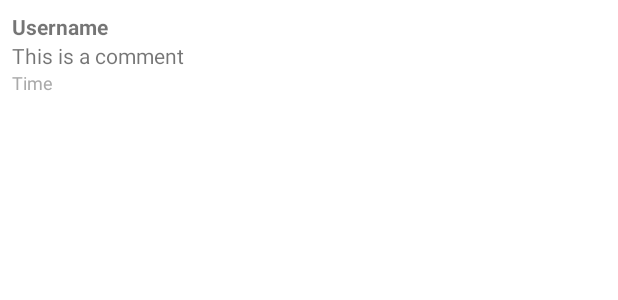
After one commit to Rui-Zhu1/TwitterClone, an Android app: the layout item_comment.xml on its own in the app's theme, with its tools: preview values and no code run, on a phone screen of 412 x 824 dp. The commit adds this screen. Shown: the top 300 px of the screen. Run offline under Robolectric (Android 15) with nearby library versions, the phone set to English and light mode, and no system bars.

Commit message:
Commit, Twitter Comment share

```diff
--- a/app/src/main/java/com/example/twitterclone/adapters/CommentAdapter.kt
+++ /dev/null
@@ -1,5 +0,0 @@
-package com.example.twitterclone.adapters
-
-class CommentAdapter {
-
-}
--- /dev/null
+++ b/app/src/main/res/layout/item_comment.xml
@@ -0,0 +1,32 @@
+<!-- item_comment.xml -->
+<LinearLayout xmlns:android="http://schemas.android.com/apk/res/android"
+    android:layout_width="match_parent"
+    android:layout_height="wrap_content"
+    android:orientation="vertical"
+    android:padding="8dp"
+    android:background="?android:attr/selectableItemBackground">
+
+    <!-- Username Text -->
+    <TextView
+        android:id="@+id/commentUsername"
+        android:layout_width="wrap_content"
+        android:layout_height="wrap_content"
+        android:text="Username"
+        android:textStyle="bold" />
+
+    <!-- Comment Text -->
+    <TextView
+        android:id="@+id/commentText"
+        android:layout_width="wrap_content"
+        android:layout_height="wrap_content"
+        android:text="This is a comment" />
+
+    <!-- Timestamp -->
+    <TextView
+        android:id="@+id/commentTimestamp"
+        android:layout_width="wrap_content"
+        android:layout_height="wrap_content"
+        android:text="Time"
+        android:textSize="12sp"
+        android:textColor="@android:color/darker_gray" />
+</LinearLayout>
--- a/app/src/main/res/layout/item_tweet.xml
+++ b/app/src/main/res/layout/item_tweet.xml
@@ -60,7 +60,6 @@
             android:gravity="center"
             android:textSize="14sp"/>
     </LinearLayout>
-
     <!-- EditText for the comment (Initially hidden) -->
     <EditText
         android:id="@+id/commentInput"
@@ -143,10 +142,10 @@
                 android:id="@+id/tweetComment"
                 android:layout_width="@dimen/small_image"
                 android:layout_height="@dimen/small_image"
-                android:src="@drawable/ic_comment"
                 android:background="@null"
                 android:padding="@dimen/grid1"
-                android:scaleType="centerInside"/>
+                android:scaleType="centerInside"
+                android:src="@drawable/ic_comment" />
         </LinearLayout>
     </LinearLayout>
 
```
Also changed, not shown: app/src/main/java/com/example/twitterclone/adapters/TweetListAdapter.kt (+62 -6 lines).
